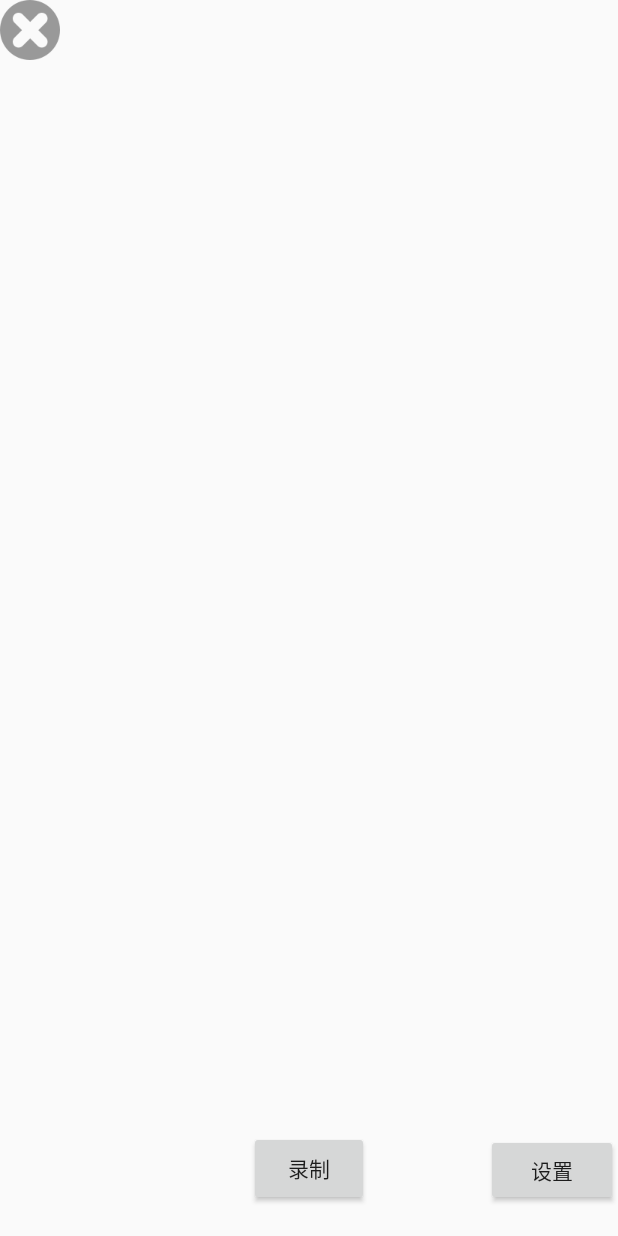
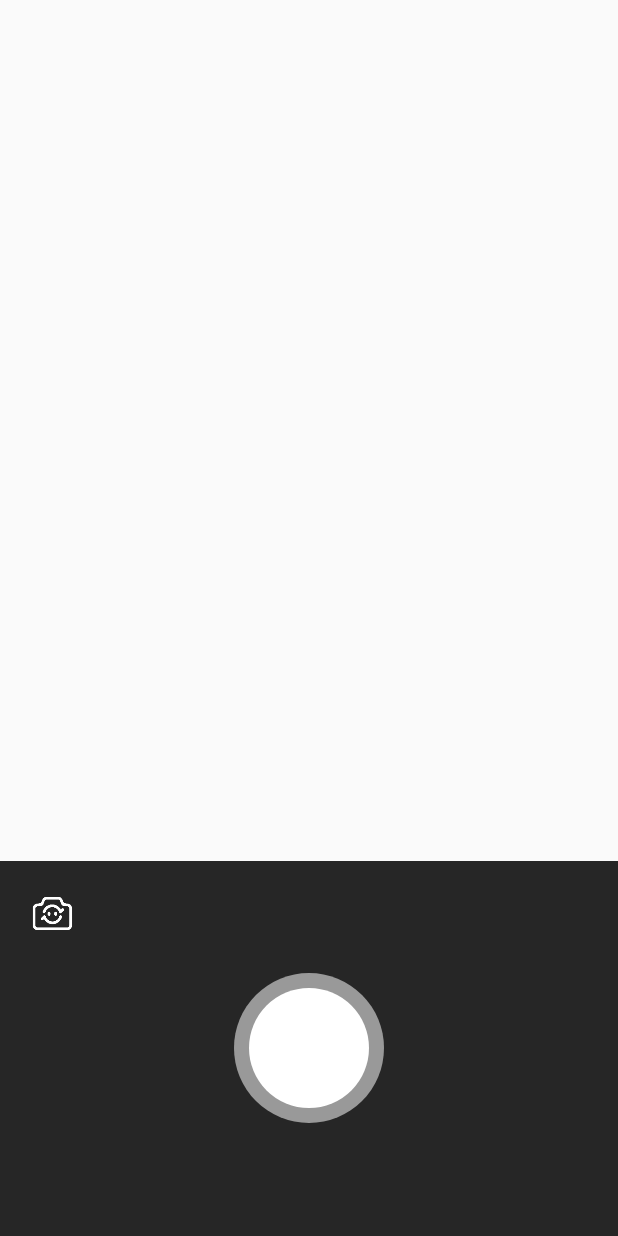
Before and after one commit to AnthonyCoder/CustomCamera, an Android app: the layout activity_video.xml on its own in the app's theme, with its tools: preview values and no code run, on a phone screen of 412 x 824 dp. Run offline under Robolectric (Android 15) with nearby library versions, the phone set to English and light mode, and no system bars.

Commit message:
优化demo代码

```diff
--- a/app/src/main/AndroidManifest.xml
+++ b/app/src/main/AndroidManifest.xml
@@ -46,8 +46,10 @@
                 <category android:name="android.intent.category.LAUNCHER" />
             </intent-filter>
         </activity>
-        <activity android:name=".coustom.PictureActivity"/>
-        <activity android:name=".coustom.VideoActivity"/>
+        <activity android:name=".coustom.PictureActivity"
+            android:screenOrientation="portrait"/>
+        <activity android:name=".coustom.VideoActivity"
+            android:screenOrientation="portrait"/>
         <activity android:name=".coustom.ShowActivity"/>
     </application>
 
--- a/app/src/main/res/layout/activity_picture.xml
+++ b/app/src/main/res/layout/activity_picture.xml
@@ -10,7 +10,7 @@
         android:layout_weight="1"/>
     <RelativeLayout
         android:layout_width="match_parent"
-        android:layout_height="300dp"
+        android:layout_height="250dp"
         android:layout_gravity="bottom"
         android:paddingLeft="20dp"
         android:paddingRight="20dp"
--- a/app/src/main/res/layout/activity_video.xml
+++ b/app/src/main/res/layout/activity_video.xml
@@ -1,42 +1,36 @@
 <?xml version="1.0" encoding="utf-8"?>
-<FrameLayout xmlns:android="http://schemas.android.com/apk/res/android"
+<LinearLayout xmlns:android="http://schemas.android.com/apk/res/android"
     android:layout_width="match_parent"
+    android:orientation="vertical"
     android:layout_height="match_parent">
     <FrameLayout
         android:id="@+id/surface_view"
         android:layout_width="match_parent"
-        android:layout_height="match_parent" />
+        android:layout_height="0dp"
+        android:layout_weight="1"/>
     <RelativeLayout
         android:layout_width="match_parent"
-        android:layout_height="match_parent">
+        android:background="#262626"
+        android:layout_height="250dp">
         <ImageView
-            android:id="@+id/iv_cancle"
-            android:layout_width="wrap_content"
-            android:layout_height="wrap_content"
-            android:src="@mipmap/icon_cancel"/>
-        <Button
-            android:id="@+id/start_record"
-            android:layout_alignParentBottom="true"
-            android:layout_centerHorizontal="true"
-            android:layout_marginBottom="20dp"
-            android:layout_width="80dp"
-            android:layout_height="50dp"
-            android:text="录制" />
+            android:id="@+id/iv_rever_camera"
+            android:layout_width="30dp"
+            android:layout_height="30dp"
+            android:layout_margin="30px"
+            android:src="@mipmap/icon_camera_rever"/>
         <ImageView
             android:id="@+id/iv_preview"
             android:layout_width="100dp"
             android:layout_alignParentBottom="true"
             android:layout_height="80dp" />
-        <Button
-            android:id="@+id/bt_setting"
+        <anthony.cameralibrary.widget.RingView
+            android:id="@+id/rv_start_camera"
             android:layout_width="wrap_content"
             android:layout_height="wrap_content"
-            android:text="设置"
-            android:layout_marginBottom="20dp"
-            android:layout_alignParentBottom="true"
-            android:layout_alignParentRight="true"/>
+            android:layout_centerInParent="true"
+            android:layout_alignParentBottom="true"/>
     </RelativeLayout>
 
 
 
-</FrameLayout>
+</LinearLayout>
--- a/cameralibrary/src/main/java/anthony/cameralibrary/CameraManager.java
+++ b/cameralibrary/src/main/java/anthony/cameralibrary/CameraManager.java
@@ -370,8 +370,8 @@ public class CameraManager implements ICameraHelper,IOnFoucusOperation {
      */
     public Camera.Size findPreviewSizeByScreen(Camera.Parameters parameters) {
 
-        int viewWidth =mCameraLayout.getWidth();
-        int viewHeight = mCameraLayout.getHeight();
+        int viewWidth =mCameraLayout.getMeasuredWidth();
+        int viewHeight = mCameraLayout.getMeasuredHeight();
         if (viewWidth != 0 && viewHeight != 0) {
             return mActivityCamera.new Size(Math.max(viewWidth, viewHeight),
                     Math.min(viewWidth, viewHeight));
@@ -390,7 +390,7 @@ public class CameraManager implements ICameraHelper,IOnFoucusOperation {
             return preSize;
         }
         if(ePreviewScaleType == EPreviewScaleType.AJUST_PREVIEW){
-            preSize =SizeUtils.getOptimalPreviewSize(mActivityCamera.getParameters().getSupportedPreviewSizes(), mCameraLayout.getWidth(),mCameraLayout.getHeight());
+            preSize =SizeUtils.getOptimalPreviewSize(mActivityCamera.getParameters().getSupportedPreviewSizes(), mCameraLayout.getMeasuredWidth(),mCameraLayout.getMeasuredHeight());
         }
         if(ePreviewScaleType == EPreviewScaleType.AJUST_SCREEN){
             preSize = SizeUtils.getAjustSizeFromScreen(mActivityCamera.getParameters().getSupportedPreviewSizes(), mContext);
--- a/cameralibrary/src/main/java/anthony/cameralibrary/CustomCameraHelper.java
+++ b/cameralibrary/src/main/java/anthony/cameralibrary/CustomCameraHelper.java
@@ -304,6 +304,7 @@ public class CustomCameraHelper implements View.OnTouchListener {
                             coustomParams.previewImageView.setImageURI(null);
                             coustomParams.previewImageView.setImageURI(Uri.fromFile(pictureFile));
                         }
+                        iCameraListenner.takePhotoOver();
                     } else {
                         iCameraListenner.error("拍照失败");
                     }
@@ -369,12 +370,14 @@ public class CustomCameraHelper implements View.OnTouchListener {
                 mMediaRecorder.setOnInfoListener(null);
                 mMediaRecorder.setPreviewDisplay(null);
                 mMediaRecorder.stop();
+                iCameraListenner.recordOver();
             } catch (RuntimeException stopException) {
                 //handle cleanup here
             }
 
             if (coustomParams.previewImageView != null) {//预览视频第一帧的图片
                 Bitmap thumbnail = ThumbnailUtils.createVideoThumbnail(outputMediaFileUri.getPath(), MediaStore.Video.Thumbnails.MINI_KIND);
+                coustomParams.previewImageView.setImageBitmap(null);
                 coustomParams.previewImageView.setImageBitmap(thumbnail);
             }
 
--- a/cameralibrary/src/main/java/anthony/cameralibrary/iml/ICameraListenner.java
+++ b/cameralibrary/src/main/java/anthony/cameralibrary/iml/ICameraListenner.java
@@ -11,4 +11,6 @@ public interface ICameraListenner {
     void error(String msg);
     void switchCameraDirection(CameraManager.CameraDirection cameraDirection);
     void switchLightStatus(CameraManager.FlashLigthStatus flashLigthStatus);
+    void takePhotoOver();
+    void recordOver();
 }
--- a/cameralibrary/src/main/java/anthony/cameralibrary/widget/CameraLayout.java
+++ b/cameralibrary/src/main/java/anthony/cameralibrary/widget/CameraLayout.java
@@ -41,6 +41,11 @@ public class CameraLayout extends FrameLayout implements SurfaceHolder.Callback
 
     public CameraLayout(@NonNull Context context, @Nullable AttributeSet attrs) {
         super(context, attrs);
+    }
+    public void setCameraType(ECameraType eCameraType){
+        if(cameraParams != null ){
+            cameraParams.cameraType = eCameraType;
+        }
     }
 
     private void initParams(CameraController.CameraParams cameraParams) {
--- /dev/null
+++ b/cameralibrary/src/main/java/anthony/cameralibrary/widget/RingView.java
@@ -0,0 +1,279 @@
+package anthony.cameralibrary.widget;
+
+import android.animation.ValueAnimator;
+import android.content.Context;
+import android.graphics.Canvas;
+import android.graphics.Color;
+import android.graphics.CornerPathEffect;
+import android.graphics.Paint;
+import android.graphics.RectF;
+import android.support.annotation.Nullable;
+import android.util.AttributeSet;
+import android.view.MotionEvent;
+import android.view.View;
+
+import anthony.cameralibrary.util.SizeUtils;
+
+/**
+ * Created by Administrator on 2017/6/5.
+ */
+
+public class RingView extends View {
+
+    private Paint mInCirPaint;
+    private Paint mArcPaint;
+    private int mWidth;
+    private int mHeight;
+    private float mArcWidth;
+    private float percentRing;
+    private float percentCircle;
+    private RectF rectFRing;
+    private long downTimeMillisme;
+    private long uPTimeMillis;
+    private Paint mOutCirPaint;
+
+    private float outRadius = 0;//外圆半径
+    private float inRadius = 0;//内圆半径
+    private int ringRadius = 0;//外圈半径
+    private int widthRing;
+    private int outChange;
+    private int inChange;
+    private int time;
+
+    private OnRecordListener onRecordListener;
+    private boolean isTakePhoto = false;
+
+    public RingView(Context context) {
+        this(context, null);
+    }
+
+    public RingView(Context context, @Nullable AttributeSet attrs) {
+        this(context, attrs, 0);
+    }
+
+    public RingView(Context context, @Nullable AttributeSet attrs, int defStyleAttr) {
+        super(context, attrs, defStyleAttr);
+        //初始化画笔
+        initPaint();
+        //初始化半径值
+        outRadius = SizeUtils.dp2px(context, 50);
+        inRadius = SizeUtils.dp2px(context, 40);
+        ringRadius = SizeUtils.dp2px(context, 68);
+        //外圆变大的变化值
+        outChange = SizeUtils.dp2px(context, 20);
+        //内圆变小的变化值
+        inChange = SizeUtils.dp2px(context, 10);
+        //外边环的宽度
+        widthRing = SizeUtils.dp2px(context, 4);
+
+    }
+
+    private void initPaint() {
+        //内圆画笔
+        mInCirPaint = new Paint();
+        mInCirPaint.setColor(Color.WHITE);
+        mInCirPaint.setStyle(Paint.Style.FILL);//填充模式
+        //外圆画笔
+        mOutCirPaint = new Paint();
+        mOutCirPaint.setColor(Color.parseColor("#999999"));
+        mOutCirPaint.setStyle(Paint.Style.FILL);//填充模式
+        //进度条画笔
+        mArcPaint = new Paint();
+        mArcPaint.setColor(Color.GREEN);//画笔颜色
+        mArcPaint.setAntiAlias(true);//抗锯齿
+        mArcPaint.setStyle(Paint.Style.STROKE);//空心
+        mArcPaint.setDither(true);//防抖动
+        mArcPaint.setStrokeCap(Paint.Cap.SQUARE);//在画笔的起始处是平的
+        mArcPaint.setPathEffect(new CornerPathEffect(2));//画笔效果
+    }
+
+    @Override
+    protected void onSizeChanged(int w, int h, int oldw, int oldh) {
+        super.onSizeChanged(w, h, oldw, oldh);
+        mWidth = w;
+        mHeight = h;
+        rectFRing = new RectF(mWidth / 2 - ringRadius, mHeight / 2 - ringRadius, mWidth / 2 + ringRadius, mHeight / 2 + ringRadius);
+        //画笔的宽度一定要在这里设置才能自适应
+        mArcPaint.setStrokeWidth(widthRing);
+    }
+
+    @Override
+    protected void onDraw(Canvas canvas) {
+        super.onDraw(canvas);
+        drawOutCircle(canvas);
+        drawInCircle(canvas);
+        drawRingCircle(canvas);
+    }
+
+
+    private void drawOutCircle(Canvas canvas) {
+        canvas.drawCircle(mWidth / 2, mHeight / 2, outRadius + outChange * percentCircle, mOutCirPaint);
+    }
+
+    private void drawInCircle(Canvas canvas) {
+        canvas.drawCircle(mWidth / 2, mHeight / 2, inRadius - inChange * percentCircle, mInCirPaint);
+    }
+
+    private void drawRingCircle(Canvas canvas) {
+        canvas.drawArc(rectFRing, 270, percentRing * 360, false, mArcPaint);
+    }
+
+
+    private void getAngle() {
+        //圆环动画
+        final ValueAnimator percentRingAnimator = ValueAnimator.ofFloat(0, 1);
+        percentRingAnimator.addUpdateListener(new ValueAnimator.AnimatorUpdateListener() {
+            @Override
+            public void onAnimationUpdate(ValueAnimator animation) {
+                //手指抬起取消录制
+                if (isTouchup) {
+                    percentRingAnimator.cancel();
+                    //内圆外圆重置
+                    percentCircle = 0;
+                    percentRing = 0;
+                    invalidate();
+                    //停止录制
+                    stopRecordVideo();
+                } else {
+                    percentRing = (float) animation.getAnimatedValue();
+                    invalidate();
+                    if (percentRing == 1) {//停止录制
+                        stopRecordVideo();
+                        //内圆外圆重置
+                        percentCircle = 0;
+                        percentRing = 0;
+                        invalidate();
+                    }
+                }
+            }
+
+
+        });
+        percentRingAnimator.setDuration(10000);//单位：秒
+        percentRingAnimator.start();
+    }
+
+
+    private boolean isRecord = true;
+    private boolean isTouchup = true;
+
+    @Override
+    public boolean onTouchEvent(MotionEvent event) {
+        int action = event.getAction();
+        float x = event.getX();
+        float y = event.getY();
+        switch (action) {
+            case MotionEvent.ACTION_DOWN:
+                //如果处于拍照时就不能在进行点击
+                if (isTakePhoto) {
+                    return false;
+                }
+                //要保证按的是在按钮之上
+                if (mWidth / 2 - inRadius > x || x > mWidth / 2 + inRadius || mHeight / 2 - inRadius > y || y > mHeight / 2 + inRadius) {
+                    return false;
+                }
+                //设置录像状态
+                isRecord = true;
+                //设置抬起状态
+                isTouchup = false;
+                //绘制内圆和外圆的变化
+                setCircleAni();
+                //按下时间
+                downTimeMillisme = System.currentTimeMillis();
+
+                break;
+            case MotionEvent.ACTION_UP:
+                uPTimeMillis = System.currentTimeMillis();
+                //如果手指按下到抬起时间小于1秒就是拍照
+                if (uPTimeMillis - downTimeMillisme <= 1000) {
+                    isRecord = false;
+                    //拍照
+                }
+                //手指抬起事件取消
+                isTouchup = true;
+                break;
+            case MotionEvent.ACTION_CANCEL:
+                break;
+        }
+        return true;
+    }
+
+    private void setCircleAni() {
+        //圆环动画
+        final ValueAnimator cirlPercentAnimator = ValueAnimator.ofFloat(0, 1);
+        cirlPercentAnimator.addUpdateListener(new ValueAnimator.AnimatorUpdateListener() {
+            @Override
+            public void onAnimationUpdate(ValueAnimator animation) {
+                //手指抬起取消录制,一秒之内就是拍照
+                if (isTouchup) {
+                    //内圆外圆重置
+                    if (null != onRecordListener) {
+                        //这个时候就是拍照
+                        isTakePhoto = true;
+                        onRecordListener.takePhoto();
+                    }
+                    percentCircle = 0;
+                    //这个地方是去更新内圆外圆的大小变化,重置内圆外圆原来大小
+                    invalidate();
+                    cirlPercentAnimator.cancel();
+                } else {
+                    percentCircle = (float) animation.getAnimatedValue();
+                    //更新外圆内圆大小
+                    invalidate();
+                    if (percentCircle == 1) {//长按到了一分钟(这个时间都是自己控制的),说明动画结束了,就要开始录制视频
+                        startRecord();
+                    }
+                }
+            }
+
+
+        });
+        cirlPercentAnimator.setDuration(1000);
+        cirlPercentAnimator.start();
+
+    }
+
+    /**
+     * 开始录制
+     */
+    private void startRecord() {
+        //绘制扫描的角度
+        getAngle();
+        //调接口开始录像
+        startRecordVideo();
+    }
+
+    /**
+     * 开始录制视频
+     */
+    private void startRecordVideo() {
+        if (null != onRecordListener) {
+            onRecordListener.startRecord();
+        }
+    }
+
+    /**
+     * 停止录制
+     */
+    private void stopRecordVideo() {
+        if (null != onRecordListener) {
+            onRecordListener.stopRecord();
+        }
+    }
+
+    public interface OnRecordListener {
+        void startRecord();
+
+        void stopRecord();
+
+        void takePhoto();
+    }
+
+    public void setOnRecordListener(OnRecordListener onRecordListener) {
+        this.onRecordListener = onRecordListener;
+    }
+
+    public void setTakePhoto(boolean takePhoto) {
+        isTakePhoto = takePhoto;
+    }
+}
```
Also changed, not shown: app/src/main/java/anthony/camerademo/coustom/PictureActivity.java (+12 -1 lines), app/src/main/java/anthony/camerademo/coustom/VideoActivity.java (+39 -21 lines), cameralibrary/src/main/java/anthony/cameralibrary/model/MathCameraSizeModel.java (added, +34 -0 lines), cameralibrary/src/main/java/anthony/cameralibrary/util/SizeUtils.java (+66 -42 lines), app/src/main/res/mipmap-xxhdpi/icon_camera_rever.png (added).
